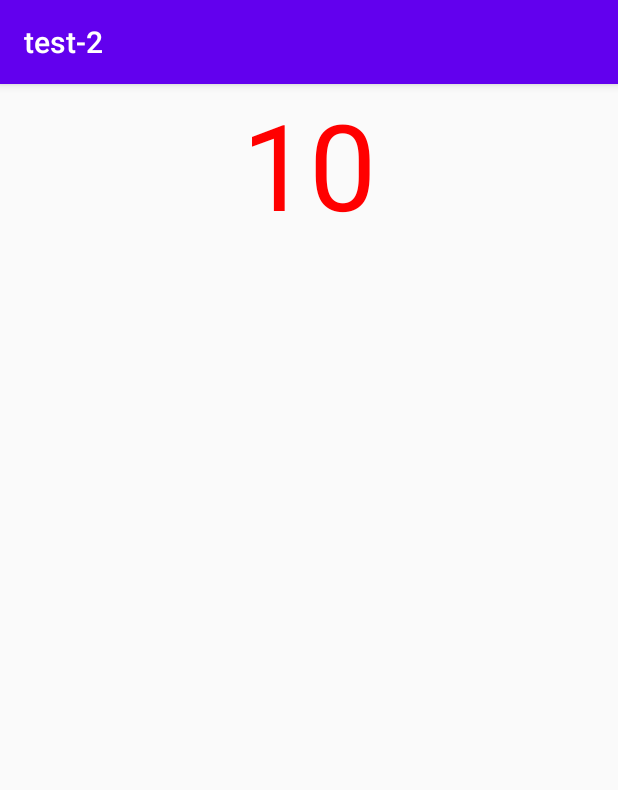
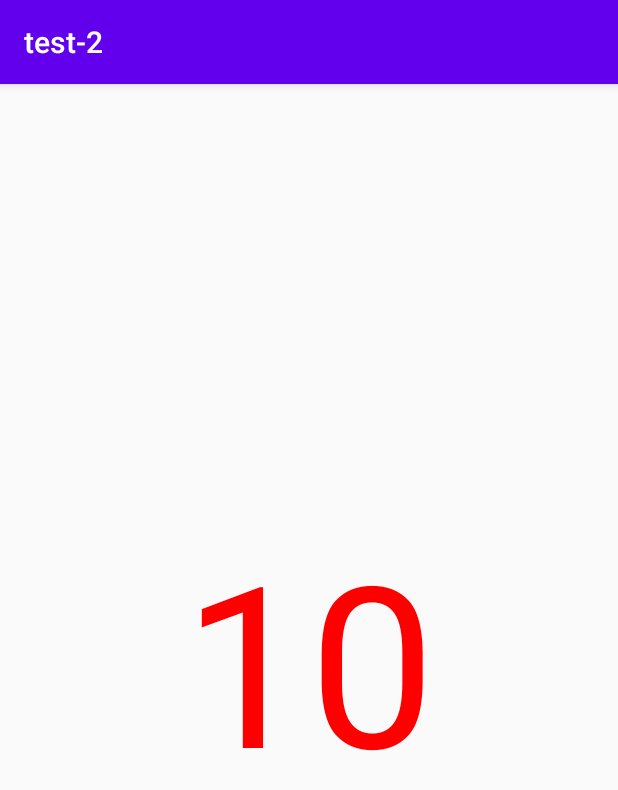
Before and after one commit to ansushina/android-hw, an Android app: the screen it shows after launch (MainActivity), after a tap on "10", on a phone screen of 412 x 824 dp. Shown: the top 790 px of the screen. Run offline under Robolectric (Android 15) with nearby library versions, the phone set to English and light mode, and no system bars; 1 other tap on this screen came first.

Commit message:
change linearlayout to framelayout

```diff
--- a/app/src/main/java/ru/sushina/test_1/app/ListFragment.java
+++ b/app/src/main/java/ru/sushina/test_1/app/ListFragment.java
@@ -2,6 +2,7 @@ package ru.sushina.test_1.app;
 
 import android.content.res.Configuration;
 import android.os.Bundle;
+import android.util.Log;
 import android.view.LayoutInflater;
 import android.view.View;
 import android.view.ViewGroup;
@@ -23,7 +24,7 @@ public class ListFragment extends Fragment {
 
     private static final int COLUMN_VERTICAL = 3;
     private static final int COLUMN_HORISONTAL= 4;
-    private static final int NUMBERS_COUNT = 10;
+    private static final int NUMBERS_COUNT = 100;
 
     private final String key_data = "data_array";
 
@@ -46,7 +47,7 @@ public class ListFragment extends Fragment {
             numArray = savedInstanceState.getIntegerArrayList(key_data);
         }
 
-        if (savedInstanceState == null) {
+        if (numArray.size() == 0) {
             numArray.clear();
             for (int i = 0; i < NUMBERS_COUNT; i++) {
                 numArray.add(i+1);
--- a/app/src/main/res/layout/activity_main.xml
+++ b/app/src/main/res/layout/activity_main.xml
@@ -1,5 +1,5 @@
 <?xml version="1.0" encoding="utf-8"?>
-<LinearLayout xmlns:android="http://schemas.android.com/apk/res/android"
+<FrameLayout xmlns:android="http://schemas.android.com/apk/res/android"
     xmlns:app="http://schemas.android.com/apk/res-auto"
     xmlns:tools="http://schemas.android.com/tools"
     android:layout_width="match_parent"
@@ -7,6 +7,4 @@
     android:orientation="vertical"
     tools:context=".MainActivity"
     android:id="@+id/main_layout">
-
-
-</LinearLayout>
+</FrameLayout>
--- a/app/src/main/res/layout/list_fragment.xml
+++ b/app/src/main/res/layout/list_fragment.xml
@@ -18,7 +18,6 @@
         android:id="@+id/recyclerview"
         android:layout_width="match_parent"
         android:layout_height="wrap_content"
-        android:layout_gravity="center"
         android:layout_margin="5dp"/>
 
 </LinearLayout>
--- a/app/src/main/res/layout/number_fragment.xml
+++ b/app/src/main/res/layout/number_fragment.xml
@@ -1,17 +1,9 @@
 <?xml version="1.0" encoding="utf-8"?>
-<LinearLayout xmlns:android="http://schemas.android.com/apk/res/android"
-    xmlns:app="http://schemas.android.com/apk/res-auto"
-    xmlns:tools="http://schemas.android.com/tools"
+
+<TextView android:id="@+id/number_text"
     android:layout_width="match_parent"
     android:layout_height="match_parent"
     android:gravity="center"
-    tools:context=".MainActivity">
-
-    <TextView
-        android:id="@+id/number_text"
-        android:layout_width="wrap_content"
-        android:layout_height="wrap_content"
-        android:text="1"
-        android:textSize="80dp"/>
-
-</LinearLayout>
+    android:text="1"
+    android:textSize="150sp"
+    xmlns:android="http://schemas.android.com/apk/res/android" />
```
Also changed, not shown: app/src/main/res/layout/item.xml (+10 -14 lines).
